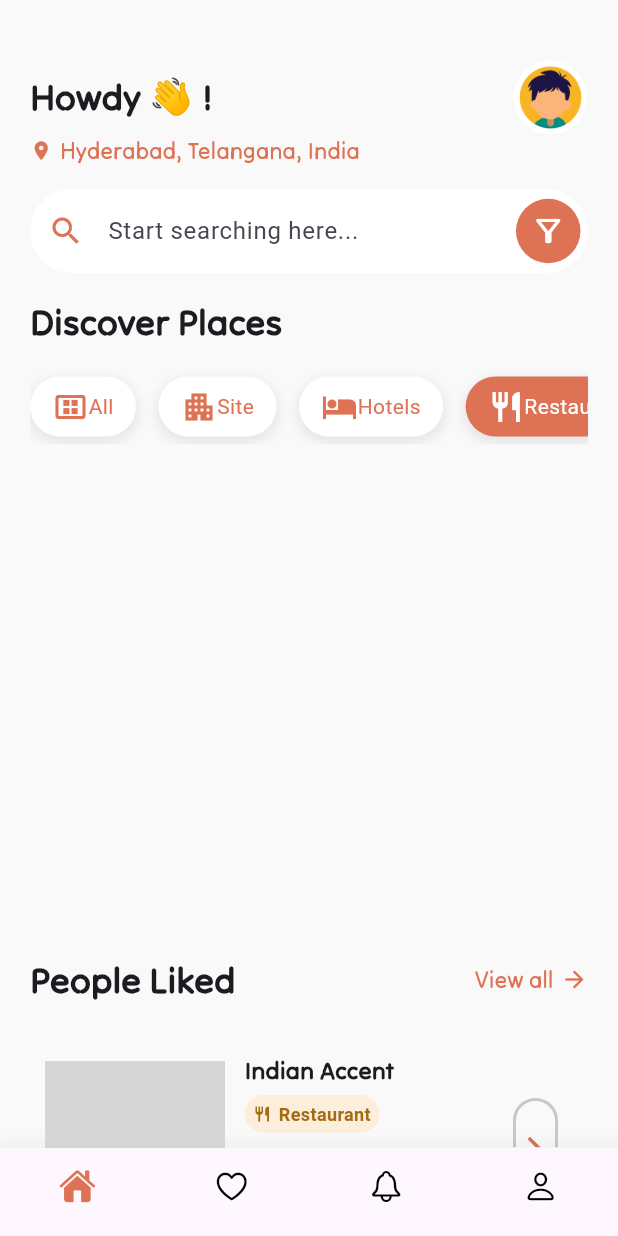
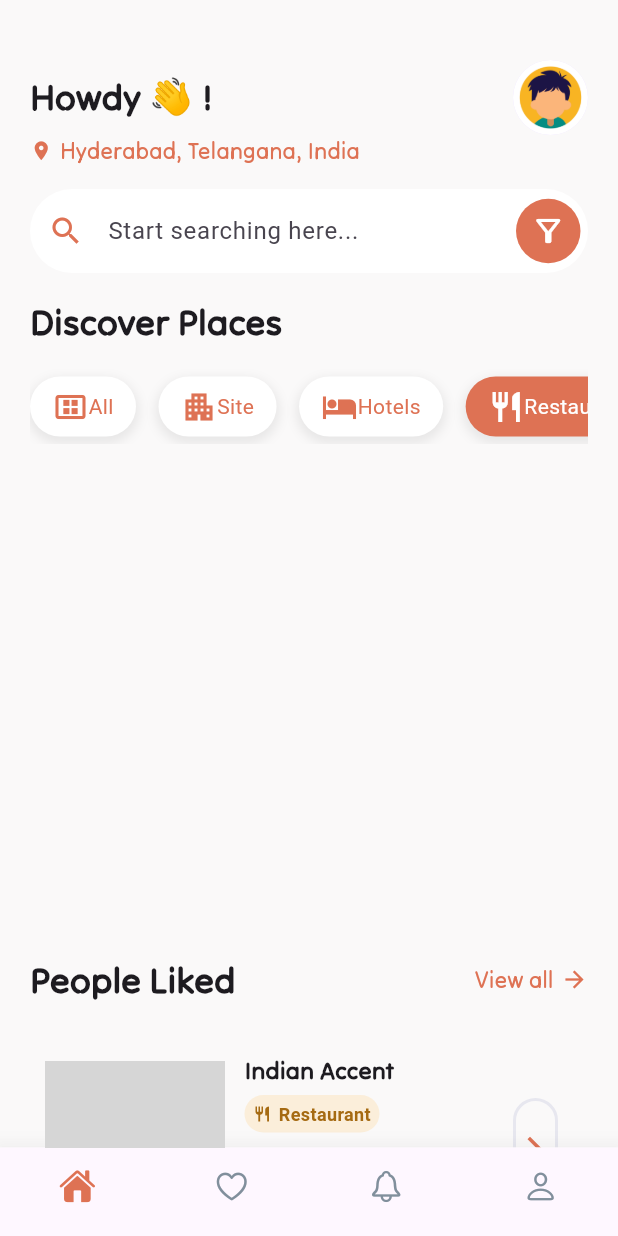
Before and after one commit to shivadey108P/vagabond_vision, a Flutter app: the BottomNavigation screen opened by its route, after a tap on "Site", after a tap on "Hotels", after a tap on "Restaurants", on a phone screen of 412 x 824 dp. Run offline on Flutter 3.47's test engine with Material 3 defaults, Android fonts, the light colour scheme and no system bars; our stand-ins replace animated_text_kit, cloud_firestore, fan_carousel_image_slider, firebase_auth, firebase_core, flutter_spinkit and 5 more; accounts and stored records are empty; network calls fail; grey boxes are pictures that could not be loaded.

Commit message:
bottom_navigation_screen.dart, issues fixed

```diff
--- a/lib/components/service_card.dart
+++ b/lib/components/service_card.dart
@@ -1,4 +1,3 @@
-import 'package:flutter/cupertino.dart';
 import 'package:flutter/material.dart';
 
 import '/utilities/constants.dart';
@@ -200,11 +199,12 @@ class ServiceCard extends StatelessWidget {
                   child: Container(
                     margin: const EdgeInsets.only(right: 20),
                     decoration: BoxDecoration(
-                        borderRadius: BorderRadius.circular(20),
-                        border: Border.all(
-                          width: 2,
-                          color: CupertinoColors.systemGrey3,
-                        )),
+                      borderRadius: BorderRadius.circular(20),
+                      border: Border.all(
+                        width: 2,
+                        color: const Color(0xffe7e7ef),
+                      ),
+                    ),
                     height: 70,
                     width: 30,
                     child: const Icon(
--- a/lib/screens/bottom_navigation_screen.dart
+++ b/lib/screens/bottom_navigation_screen.dart
@@ -30,7 +30,9 @@ class _BottomNavigationState extends State<BottomNavigation> {
       label: '',
       icon: Icon(
         currentIndex == index ? icon2 : icon,
-        color: currentIndex == index ? kDeepOrangeAccent : Colors.black, //
+        color: currentIndex == index
+            ? kDeepOrangeAccent
+            : const Color(0xff818f9c), //
       ),
     );
   }
```
